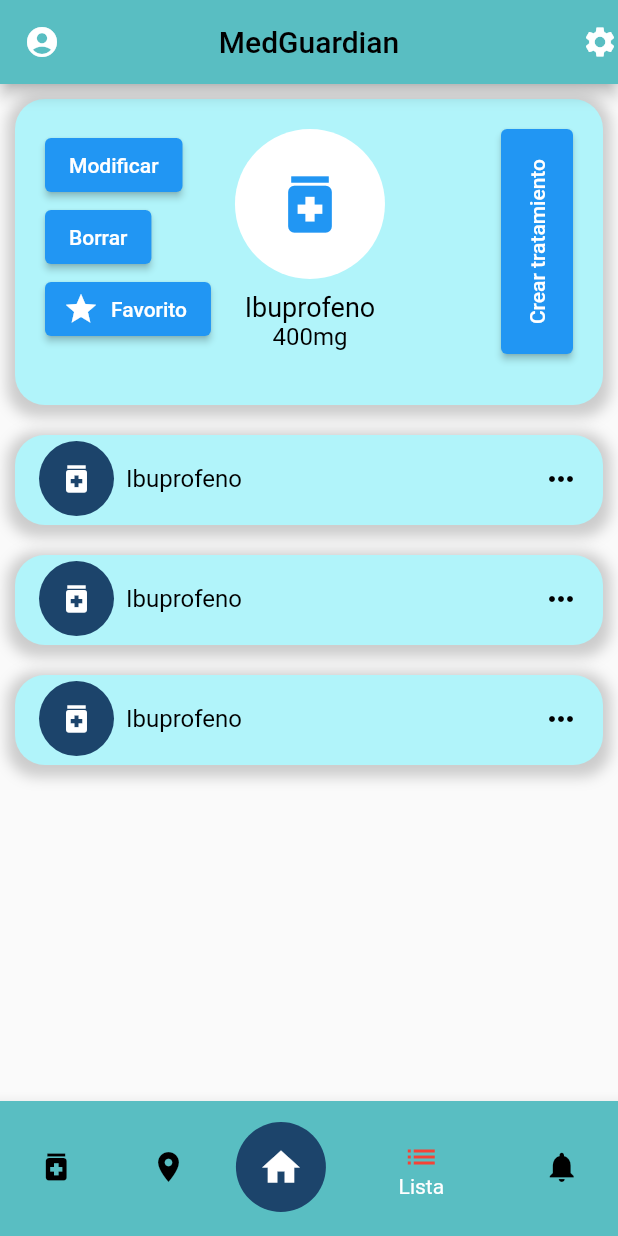
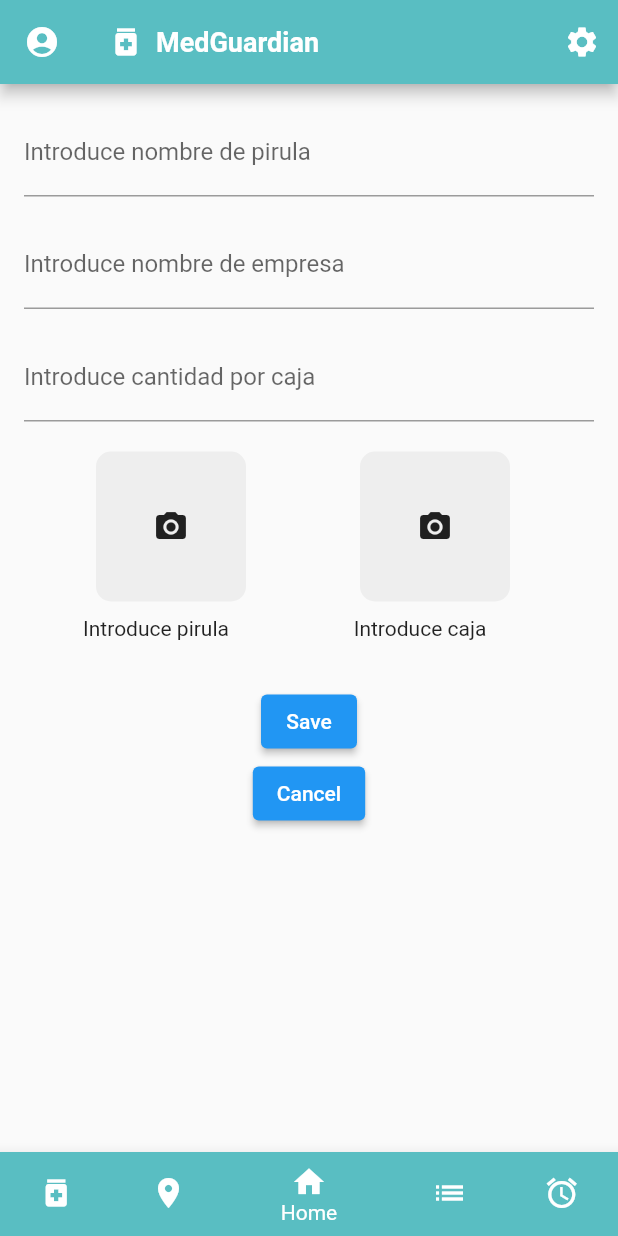
Before and after one commit to MissStormy/MedGuardian, a Flutter app: the screen it shows after launch, on a phone screen of 412 x 824 dp. Run offline on Flutter 3.47's test engine with Material 2 defaults, Android fonts, the phone set to English and light mode, and no system bars.

Commit message:
boom things

```diff
--- a/medguardian/lib/main.dart
+++ b/medguardian/lib/main.dart
@@ -9,6 +9,7 @@
 //
 
 import 'package:flutter/material.dart';
+import 'package:medguardian/pages/creation_page.dart';
 import 'package:medguardian/pages/list_page.dart';
 
 void main() {
@@ -21,6 +22,6 @@ class MyApp extends StatelessWidget {
   // This widget is the root of your application.
   @override
   Widget build(BuildContext context) {
-    return MaterialApp(home: MyListPage());
+    return MaterialApp(home: MyCreationPage());
   }
 }
--- a/medguardian/lib/pages/creation_page.dart
+++ b/medguardian/lib/pages/creation_page.dart
@@ -0,0 +1,140 @@
+import 'package:flutter/material.dart';
+import 'package:medguardian/pages/creation_page.dart';
+import 'package:medguardian/pages/map_page.dart';
+import 'package:medguardian/pages/home_page.dart';
+import 'package:medguardian/pages/list_page.dart';
+import 'package:medguardian/pages/alarms_page.dart';
+import 'package:medguardian/widgets/app_bar.dart';
+import 'package:medguardian/widgets/bottom_nav_bar.dart';
+
+class MyCreationPage extends StatefulWidget {
+  const MyCreationPage({super.key});
+
+  @override
+  State<MyCreationPage> createState() => _MyCreationPageState();
+}
+
+class _MyCreationPageState extends State<MyCreationPage> {
+  int _selectedIndex = 0;
+
+// Lista de widgets que representan las páginas del contenido de la aplicación.
+  static const List<Widget> _pages = <Widget>[
+    MyCreationPage(),
+    MyMapPage(),
+    MyHomePage(),
+    MyListPage(),
+    MyAlarmPage()
+  ];
+
+  // Método que se llama cuando se toca uno de los elementos del BottomNavigationBar.
+  void _onItemTapped(int index) {
+    // Actualiza el estado para cambiar la página seleccionada.
+    setState(() {
+      _selectedIndex = index;
+    });
+  }
+
+  TextEditingController pillNameController = TextEditingController();
+  TextEditingController enterpriseNameController = TextEditingController();
+  TextEditingController pillsPerBoxController = TextEditingController();
+
+  @override
+  Widget build(BuildContext context) {
+    return Scaffold(
+        //###################### AppBar ##########################
+        //# The top of the screen will have the settings and     #
+        //# profile buttons                                      #
+        //########################################################
+        appBar: CustomAppBar(),
+        //###################### Body ##########################
+
+        body: Padding(
+          padding: const EdgeInsets.all(16),
+          child: Column(children: [
+            //Pill name TextField
+            TextFormField(
+              controller: pillNameController,
+              decoration:
+                  InputDecoration(labelText: "Introduce nombre de pirula"),
+            ),
+            SizedBox(height: 16.0),
+            //Enterprise name TextField
+            TextFormField(
+              controller: enterpriseNameController,
+              decoration:
+                  InputDecoration(labelText: "Introduce nombre de empresa"),
+            ),
+            SizedBox(height: 16.0),
+            //Pills per box TextField
+            TextFormField(
+              controller: pillsPerBoxController,
+              keyboardType: TextInputType.number,
+              decoration:
+                  InputDecoration(labelText: "Introduce cantidad por caja"),
+            ),
+            SizedBox(height: 20.0),
+            Row(mainAxisAlignment: MainAxisAlignment.spaceEvenly, children: [
+              //Pill photo image picker
+              InkWell(
+                  onTap: () {
+                    //Here's supposed to go the code to pick the photo from the gallery
+                  },
+                  child: Column(
+                    children: [
+                      Container(
+                        margin: EdgeInsets.only(left: 20),
+                        height: 100,
+                        width: 100,
+                        decoration: BoxDecoration(
+                            color: Colors.grey[200],
+                            borderRadius: BorderRadius.circular(10)),
+                        child: Center(
+                          child: Icon(Icons.camera_alt),
+                        ),
+                      ),
+                      SizedBox(height: 10),
+                      Text("Introduce pirula")
+                    ],
+                  )),
+              SizedBox(height: 10),
+              //Box photo image picker
+              InkWell(
+                  onTap: () {
+                    //Here's supposed to go the code to pick the photo from the gallery
+                  },
+                  child: Column(
+                    children: [
+                      Container(
+                        margin: EdgeInsets.only(left: 20),
+                        height: 100,
+                        width: 100,
+                        decoration: BoxDecoration(
+                            color: Colors.grey[200],
+                            borderRadius: BorderRadius.circular(10)),
+                        child: Center(
+                          child: Icon(Icons.camera_alt),
+                        ),
+                      ),
+                      SizedBox(height: 10),
+                      Text("Introduce caja")
+                    ],
+                  )),
+              SizedBox(height: 10),
+            ]),
+            SizedBox(height: 30),
+
+            //Save and Cancel buttons
+            Column(
+              mainAxisAlignment: MainAxisAlignment.spaceEvenly,
+              children: [
+                ElevatedButton(onPressed: () {}, child: Text("Save")),
+                ElevatedButton(onPressed: () {}, child: Text("Cancel"))
+              ],
+            )
+          ]),
+        ),
+        //###################### BottomNavBar #####################
+
+        bottomNavigationBar: CustomNavBar());
+  }
+}
--- a/medguardian/lib/pages/home_page.dart
+++ b/medguardian/lib/pages/home_page.dart
@@ -1,4 +1,6 @@
 import 'package:flutter/material.dart';
+import 'package:medguardian/widgets/app_bar.dart';
+import 'package:medguardian/widgets/bottom_nav_bar.dart';
 
 class MyHomePage extends StatefulWidget {
   const MyHomePage({super.key});
@@ -16,7 +18,7 @@ class _MyHomePageState extends State<MyHomePage> {
       //# profile buttons, plus a welcome for the user, with   #
       //# their image and personalised welcome.                #
       //########################################################
-      appBar: AppBar(),
+      appBar: CustomAppBar(),
 
       //###################### Body ##########################
       //# The body will be a scroll-pane, and has:           #
@@ -40,7 +42,7 @@ class _MyHomePageState extends State<MyHomePage> {
       //# · List button: Takes you to the list of the pills     #
       //# · Alarms button: Takes you to the list of alarms      #
       //#########################################################
-      bottomNavigationBar: BottomAppBar(),
+      bottomNavigationBar: CustomNavBar(),
     );
   }
 }
--- a/medguardian/lib/pages/list_page.dart
+++ b/medguardian/lib/pages/list_page.dart
@@ -1,4 +1,6 @@
 import 'package:flutter/material.dart';
+import 'package:medguardian/widgets/app_bar.dart';
+import 'package:medguardian/widgets/bottom_nav_bar.dart';
 
 class MyListPage extends StatefulWidget {
   const MyListPage({super.key});
@@ -34,18 +36,7 @@ class _MyListPageState extends State<MyListPage> {
         //# The top of the screen will have the settings and     #
         //# profile buttons                                      #
         //########################################################
-        appBar: AppBar(
-          backgroundColor: Color.fromARGB(255, 89, 190, 194),
-          //Left side of the appBar
-          leading: Icon(Icons.account_circle),
-          title: const Text(
-            "MedGuardian",
-            style: TextStyle(color: Colors.black),
-          ),
-          centerTitle: true,
-          //Right side of the appBar
-          actions: [Icon(Icons.settings)],
-        ),
+        appBar: CustomAppBar(),
 
         //###################### Body ##########################
         //# The body will be a scroll-pane, and has:           #
@@ -315,56 +306,6 @@ class _MyListPageState extends State<MyListPage> {
         //# · Alarms button: Takes you to the list of alarms      #
         //#########################################################
 
-        bottomNavigationBar: BottomNavigationBar(
-            items: <BottomNavigationBarItem>[
-              BottomNavigationBarItem(
-                  icon: Icon(
-                    Icons.medication,
-                    color: Colors.black,
-                  ), // Icono para la primera página.
-                  label: 'Crear',
-                  backgroundColor: Color.fromARGB(255, 89, 190, 194)
-                  // Etiqueta para la primera página.
-                  ),
-              BottomNavigationBarItem(
-                  icon: Icon(Icons.place,
-                      color: Colors.black), // Icono para la segunda página.
-                  label: 'Mapa', // Etiqueta para la segunda página.
-                  backgroundColor: Color.fromARGB(255, 89, 190, 194)),
-              BottomNavigationBarItem(
-                icon: Container(
-                  // Contenedor para el botón "Home" sobresaliendo
-                  width: 60.0,
-                  height: 60.0,
-                  decoration: BoxDecoration(
-                    shape: BoxShape.circle,
-                    color:
-                        Color.fromARGB(255, 28, 68, 107), // Color del círculo
-                  ),
-                  child: Icon(
-                    Icons.home,
-                    size: 30.0, // Tamaño del icono "Home"
-                    color: Colors.white, // Color del icono "Home"
-                  ),
-                ),
-                label: '',
-              ),
-              BottomNavigationBarItem(
-                  icon: Icon(Icons.list,
-                      color: Colors.red), // Icono para la cuarta página.
-                  label: 'Lista', // Etiqueta para la cuarta página.
-                  backgroundColor: Color.fromARGB(255, 89, 190, 194)),
-              BottomNavigationBarItem(
-                  icon: Icon(Icons.notifications,
-                      color: Colors.black), // Icono para la quinta página.
-                  label: 'Avisos', // Etiqueta para la quinta página.
-                  backgroundColor: Color.fromARGB(255, 89, 190, 194)),
-            ],
-            currentIndex:
-                _selectedIndex, // Índice de la página actualmente seleccionada.
-
-            onTap:
-                _onItemTapped // Función que se llama cuando se toca un ítem del BottomNavigationBar.
-            ));
+        bottomNavigationBar: CustomNavBar());
   }
 }
--- /dev/null
+++ b/medguardian/lib/widgets/app_bar.dart
@@ -0,0 +1,53 @@
+import 'package:flutter/material.dart';
+import 'package:medguardian/pages/profile_page.dart';
+import 'package:medguardian/pages/settings_page.dart';
+
+class CustomAppBar extends StatefulWidget implements PreferredSizeWidget {
+  CustomAppBar({Key? key}) : super(key: key);
+
+  @override
+  _CustomAppBarState createState() => _CustomAppBarState();
+
+  @override
+  Size get preferredSize => Size.fromHeight(kToolbarHeight);
+}
+
+class _CustomAppBarState extends State<CustomAppBar> {
+  @override
+  Widget build(BuildContext context) {
+    return AppBar(
+      backgroundColor: Color.fromARGB(255, 89, 190, 194),
+      //Left side of the appbar
+      leading: IconButton(
+        icon: Icon(Icons.account_circle),
+        onPressed: () {
+          Navigator.push(context,
+              MaterialPageRoute(builder: (context) => MyProfilePage()));
+        },
+      ),
+      //Center: Title and image logo
+      title: Row(
+        children: [
+          //Here goes the logo
+          Icon(Icons.medication),
+          //Title of the app
+          Padding(
+            padding: const EdgeInsets.symmetric(horizontal: 8.0),
+            child: Text(
+              "MedGuardian",
+              style: TextStyle(fontSize: 18.0, fontWeight: FontWeight.bold),
+            ),
+          )
+        ],
+      ),
+      actions: [
+        IconButton(
+            onPressed: () {
+              Navigator.push(context,
+                  MaterialPageRoute(builder: (context) => MySettingsPage()));
+            },
+            icon: Icon(Icons.settings))
+      ],
+    );
+  }
+}
--- /dev/null
+++ b/medguardian/lib/widgets/bottom_nav_bar.dart
@@ -0,0 +1,82 @@
+import 'package:flutter/material.dart';
+import 'package:medguardian/pages/alarms_page.dart';
+import 'package:medguardian/pages/creation_page.dart';
+import 'package:medguardian/pages/home_page.dart';
+import 'package:medguardian/pages/list_page.dart';
+import 'package:medguardian/pages/map_page.dart';
+
+class CustomNavBar extends StatefulWidget {
+  @override
+  _CustomNavBarState createState() => _CustomNavBarState();
+}
+
+class _CustomNavBarState extends State<CustomNavBar> {
+  int _currentIndex = 2;
+
+  @override
+  Widget build(BuildContext context) {
+    return BottomNavigationBar(
+      currentIndex: _currentIndex,
+      backgroundColor: Color.fromARGB(255, 89, 190, 194),
+      onTap: (index) {
+        setState(() {
+          _currentIndex = index;
+        });
+        _navigateToSelectedPage(index);
+      },
+      items: [
+        BottomNavigationBarItem(
+          icon: Icon(Icons.medication),
+          label: "Creation",
+          backgroundColor: Color.fromARGB(255, 89, 190, 194),
+        ),
+        BottomNavigationBarItem(
+          icon: Icon(Icons.place),
+          label: "Map",
+          backgroundColor: Color.fromARGB(255, 89, 190, 194),
+        ),
+        BottomNavigationBarItem(
+          icon: Icon(Icons.home),
+          label: "Home",
+          backgroundColor: Color.fromARGB(255, 89, 190, 194),
+        ),
+        BottomNavigationBarItem(
+          icon: Icon(Icons.list),
+          label: "Lista",
+          backgroundColor: Color.fromARGB(255, 89, 190, 194),
+        ),
+        BottomNavigationBarItem(
+          icon: Icon(Icons.alarm),
+          label: "Alarmas",
+          backgroundColor: Color.fromARGB(255, 89, 190, 194),
+        )
+      ],
+    );
+  }
+
+  //To change screen, we use this case
+  void _navigateToSelectedPage(int index) {
+    switch (index) {
+      case 0:
+        _navigateToPage(MyCreationPage());
+        break;
+      case 1:
+        _navigateToPage(MyMapPage());
+        break;
+      case 2:
+        _navigateToPage(MyHomePage());
+        break;
+      case 3:
+        _navigateToPage(MyListPage());
+        break;
+      case 4:
+        _navigateToPage(MyAlarmPage());
+        break;
+    }
+  }
+
+  void _navigateToPage(Widget page) {
+    Navigator.of(context).pushAndRemoveUntil(
+        MaterialPageRoute(builder: (context) => page), (route) => false);
+  }
+}
```
Also changed, not shown: medguardian/lib/pages/alarms_page.dart (+73 -0 lines), medguardian/lib/pages/calendar_page.dart (+20 -0 lines), medguardian/lib/pages/map_page.dart (+83 -0 lines), medguardian/lib/pages/profile_page.dart (added, +26 -0 lines), medguardian/lib/pages/settings_page.dart (+73 -0 lines), 1 other file.
